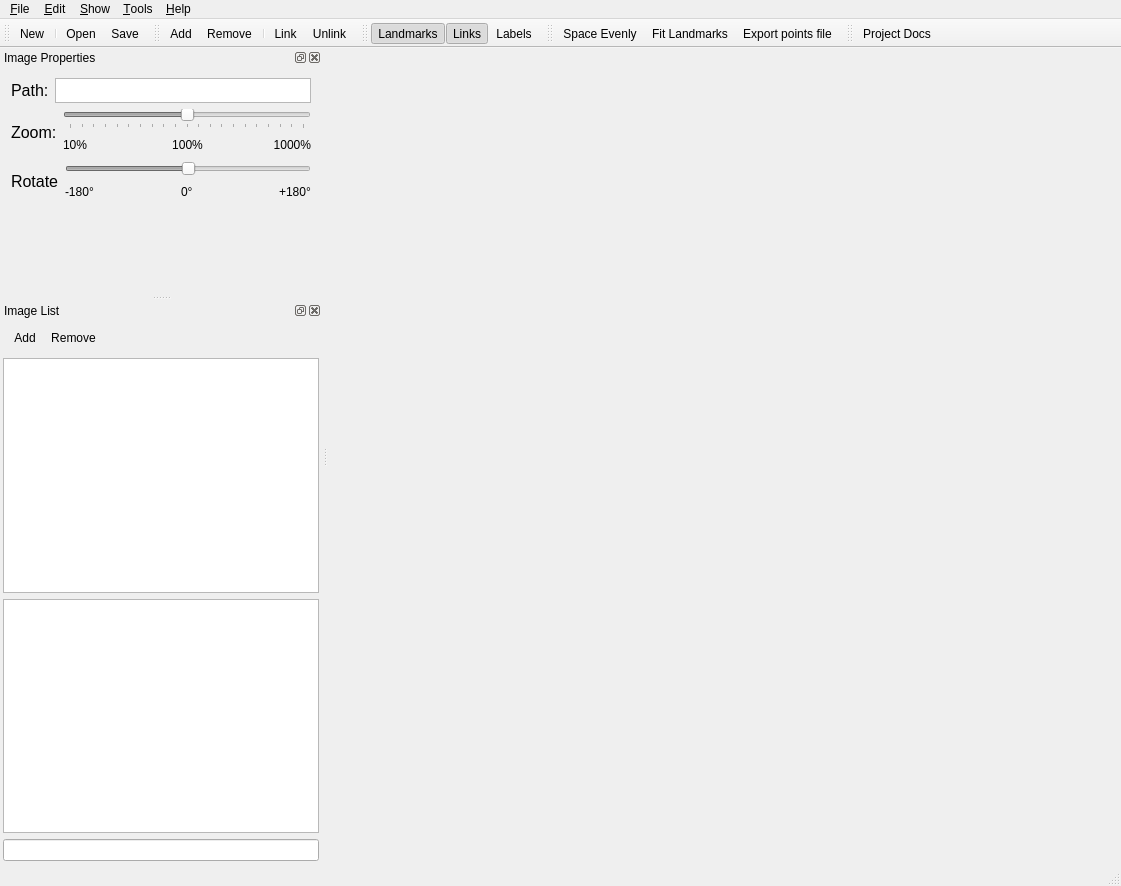
morzh/Facial-Landmarks-Annotation-Tool, file src/mainwindow.ui: the form before one commit.
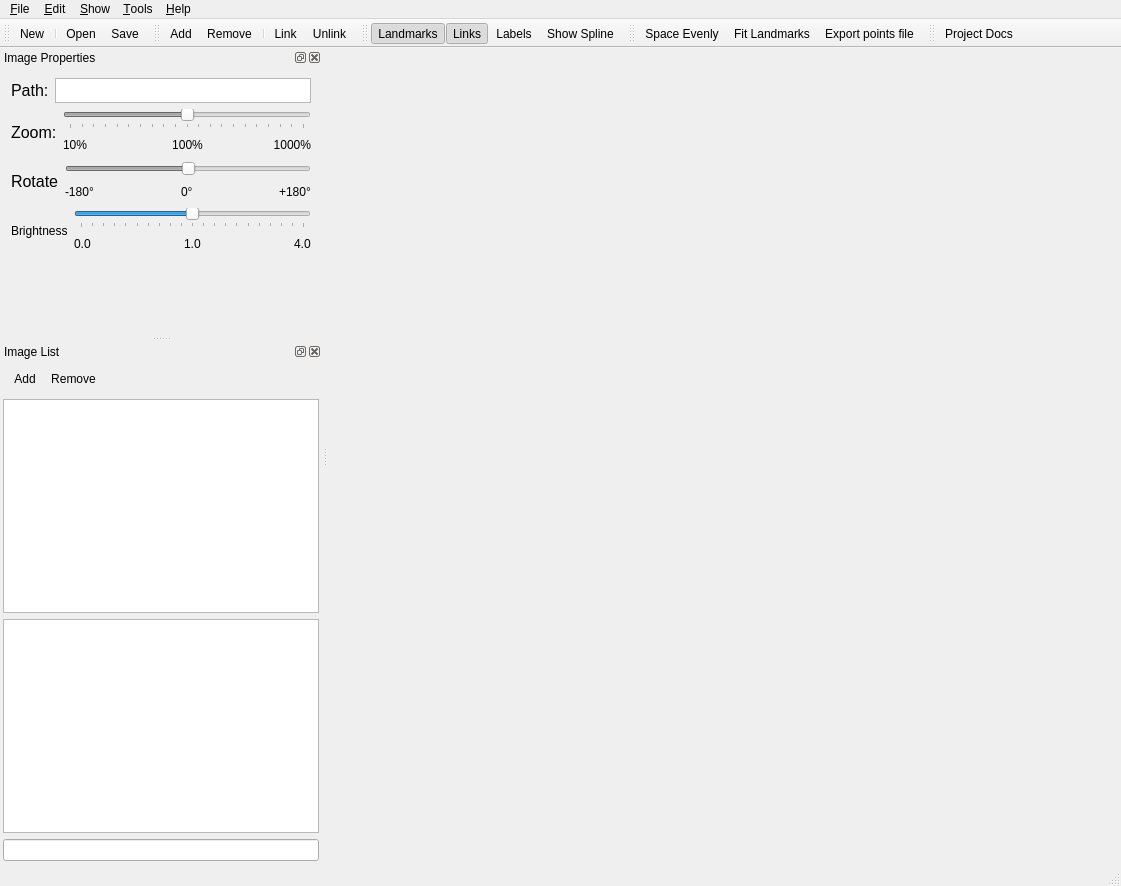
The form after the commit. Icons and pictures are not drawn.

Commit message: add Show Spline button and Brightness slider

```diff
--- a/src/mainwindow.ui
+++ b/src/mainwindow.ui
@@ -555,6 +555,91 @@
        </item>
       </layout>
      </item>
+     <item>
+      <layout class="QHBoxLayout" name="horizontalLayout_2">
+       <item>
+        <widget class="QLabel" name="label_5">
+         <property name="text">
+          <string>Brightness</string>
+         </property>
+        </widget>
+       </item>
+       <item>
+        <layout class="QVBoxLayout" name="verticalLayout_4">
+         <item>
+          <widget class="QSlider" name="horizontalSlider">
+           <property name="maximum">
+            <number>20</number>
+           </property>
+           <property name="pageStep">
+            <number>20</number>
+           </property>
+           <property name="value">
+            <number>10</number>
+           </property>
+           <property name="orientation">
+            <enum>Qt::Horizontal</enum>
+           </property>
+           <property name="tickPosition">
+            <enum>QSlider::TicksBelow</enum>
+           </property>
+          </widget>
+         </item>
+         <item>
+          <layout class="QHBoxLayout" name="horizontalLayout_7">
+           <item>
+            <widget class="QLabel" name="label_8">
+             <property name="text">
+              <string>0.0</string>
+             </property>
+            </widget>
+           </item>
+           <item>
+            <spacer name="horizontalSpacer_6">
+             <property name="orientation">
+              <enum>Qt::Horizontal</enum>
+             </property>
+             <property name="sizeHint" stdset="0">
+              <size>
+               <width>40</width>
+               <height>20</height>
+              </size>
+             </property>
+            </spacer>
+           </item>
+           <item>
+            <widget class="QLabel" name="label_7">
+             <property name="text">
+              <string>1.0</string>
+             </property>
+            </widget>
+           </item>
+           <item>
+            <spacer name="horizontalSpacer_5">
+             <property name="orientation">
+              <enum>Qt::Horizontal</enum>
+             </property>
+             <property name="sizeHint" stdset="0">
+              <size>
+               <width>40</width>
+               <height>20</height>
+              </size>
+             </property>
+            </spacer>
+           </item>
+           <item>
+            <widget class="QLabel" name="label_6">
+             <property name="text">
+              <string>4.0</string>
+             </property>
+            </widget>
+           </item>
+          </layout>
+         </item>
+        </layout>
+       </item>
+      </layout>
+     </item>
      <item>
       <spacer name="verticalSpacer">
        <property name="orientation">
@@ -705,6 +790,7 @@
    <addaction name="actionShowFeatures"/>
    <addaction name="actionShowConnections"/>
    <addaction name="actionShowFeatureIDs"/>
+   <addaction name="actionShowSpline"/>
   </widget>
   <widget class="QToolBar" name="toolsToolBar">
    <property name="windowTitle">
@@ -1214,6 +1300,15 @@
     <string>Redo</string>
    </property>
   </action>
+  <action name="actionShowSpline">
+   <property name="icon">
+    <iconset resource="resources.qrc">
+     <normaloff>:/icons/resources/icons/spline.png</normaloff>:/icons/resources/icons/spline.png</iconset>
+   </property>
+   <property name="text">
+    <string>Show Spline</string>
+   </property>
+  </action>
  </widget>
  <layoutdefault spacing="6" margin="11"/>
  <tabstops>
```
The commit also changes 2 other files.
